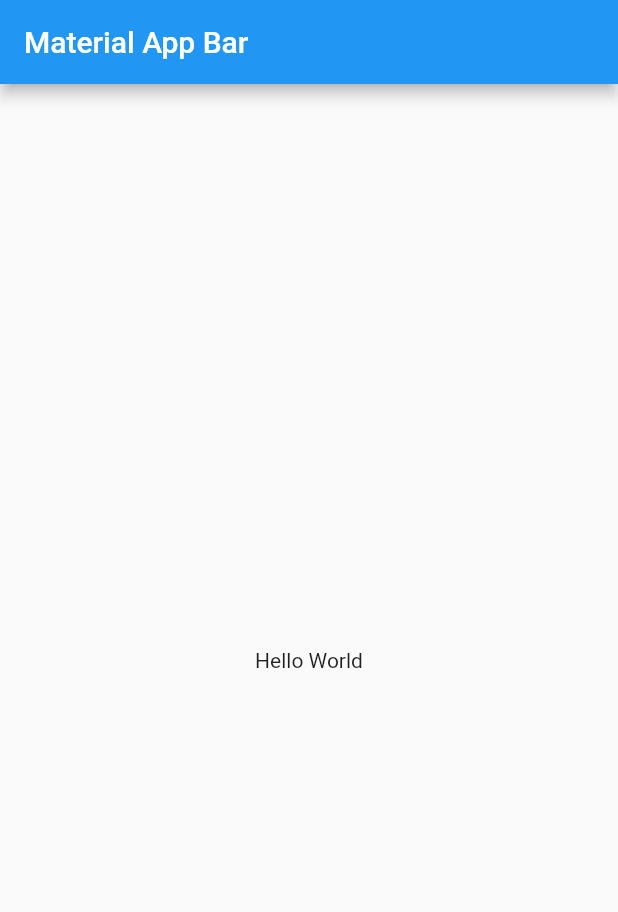
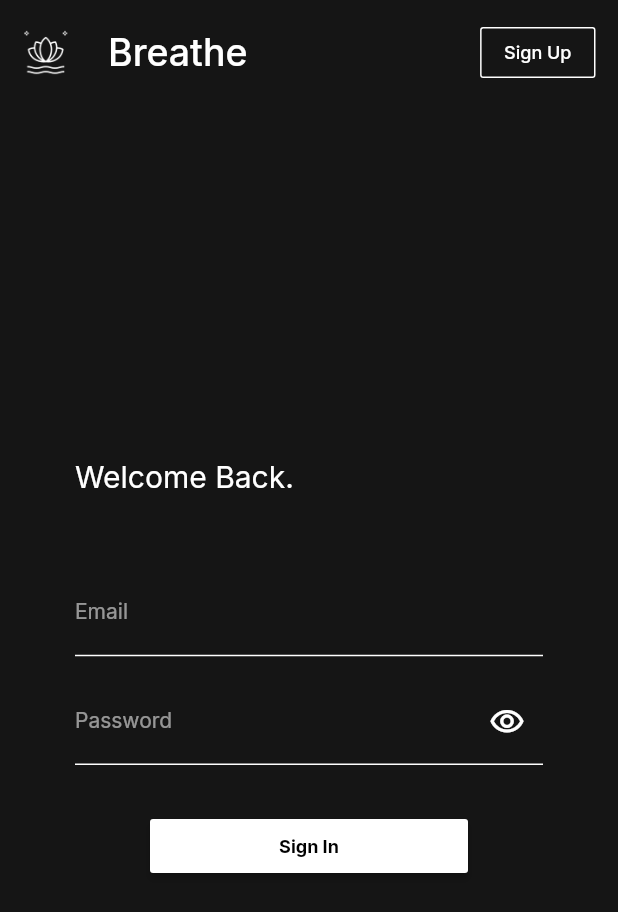
Before and after one commit to KeylabMichelle/breathe_app, a Flutter app: the screen it shows after launch, on a phone screen of 412 x 824 dp. Shown: the top 912 px of the screen. Run offline on Flutter 3.47's test engine with Material 2 defaults, Android fonts, the phone set to English and light mode, and no system bars; our stand-ins replace google_fonts.

Commit message:
UI for Sign in + Sign up + First pop up + details

```diff
--- a/lib/main.dart
+++ b/lib/main.dart
@@ -1,4 +1,9 @@
+import 'package:breathe/pages/sign_in/sign_in.dart';
+import 'package:breathe/pages/sign_up/sign_up.dart';
+import 'package:breathe/pages/pop_up/pop_up.dart';
+import 'package:breathe/pages/home/home_page.dart';
 import 'package:flutter/material.dart';
+
 
 void main() => runApp(const MyApp());
 
@@ -8,15 +13,16 @@ class MyApp extends StatelessWidget {
   @override
   Widget build(BuildContext context) {
     return MaterialApp(
-      title: 'Material App',
-      home: Scaffold(
-        appBar: AppBar(
-          title: const Text('Material App Bar'),
-        ),
-        body: const Center(
-          child: Text('Hello World'),
-        ),
-      ),
+
+      initialRoute: "pages/sign_in/sign_in",
+
+      routes: {
+        "pages/sign_in/sign_in": (context) =>  SignIn(),
+        "pages/sign_up/sign_up": (context) =>  SignUp(),
+        "pages/pop_up/pop_up": (context) =>    PopUp(),
+        "pages/home/home_page": (context) =>   HomePage(),
+
+      },
     );
   }
 }
--- a/lib/pages/home/home_page.dart
+++ b/lib/pages/home/home_page.dart
@@ -0,0 +1,23 @@
+
+import 'package:flutter/material.dart';
+
+class HomePage extends StatelessWidget {
+  const HomePage({
+    Key? key,
+  }) : super(key: key);
+
+  @override
+  Widget build(BuildContext context) {
+    return MaterialApp(
+      title: 'Material App',
+      home: Scaffold(
+        appBar: AppBar(
+          title: const Text('Material App Bar'),
+        ),
+        body: const Center(
+          child: Text('Hello World'),
+        ),
+      ),
+    );
+  }
+}
--- a/lib/pages/sign_in/sign_in.dart
+++ b/lib/pages/sign_in/sign_in.dart
@@ -0,0 +1,156 @@
+
+import 'package:flutter/material.dart';
+import 'package:google_fonts/google_fonts.dart';
+
+class SignIn extends StatefulWidget {
+  const SignIn({
+    Key? key,
+  }) : super(key: key);
+
+  @override
+  State<SignIn> createState() => _SignInState();
+}
+
+class _SignInState extends State<SignIn> {
+  bool passwordObscure = true;
+
+  @override
+  Widget build(BuildContext context) {
+
+    return MaterialApp(
+      theme: ThemeData(
+        brightness: Brightness.dark,
+        primaryColor: Colors.white,
+        scaffoldBackgroundColor: Color.fromARGB(255, 21, 21, 21),
+        fontFamily: GoogleFonts.inter().fontFamily,
+
+
+      ),
+      home: Scaffold(
+        appBar: AppBar(
+          title: const Text('Breathe', style: TextStyle(fontSize: 25),),
+          leading: Container(
+            padding: const EdgeInsets.all(7.0),
+            margin: const EdgeInsets.only(left: 5.0),
+            child: Image.asset('assets/appbar/harmony.png'),
+          ),
+          toolbarHeight: 70,
+          backgroundColor: Colors.transparent,
+          elevation: 0,
+
+          actions: [
+            //outlined button
+            Container(
+              padding: const EdgeInsets.only(top: 18.0, bottom: 18),
+              margin: const EdgeInsets.only(right: 15.0),
+              child: Column(
+                children: [
+                  Expanded(
+                    child: OutlinedButton(
+                      onPressed: () {
+                        Navigator.pushNamed(context, "pages/sign_up/sign_up");
+
+                      },
+                      child: const Text('Sign Up', style: TextStyle(fontSize: 12),),
+                      style: OutlinedButton.styleFrom(
+                        primary: Colors.white,
+                        side: const BorderSide(color: Colors.white, width: 1),
+                        shape: const RoundedRectangleBorder(
+                          borderRadius: BorderRadius.all(Radius.circular(2)),
+                        ),
+
+                      ),
+                    ),
+                  ),
+                ],
+              ),
+            ),
+          ],
+        ),
+        body: Padding(
+        padding: const EdgeInsets.only(left: 50, right: 50),
+        child: Column(
+          mainAxisAlignment: MainAxisAlignment.center,
+          children: [
+            Row(
+
+              children: [
+                Text('Welcome Back.', style: TextStyle(fontSize: 20),),
+              ],
+            ),
+
+            Padding(
+              padding: const EdgeInsets.only(top: 50.0, bottom: 15),
+              child: TextField(
+                decoration: InputDecoration(
+                  labelText: 'Email',
+                  labelStyle: TextStyle(color: Color.fromARGB(141, 255, 255, 255), fontSize: 14 ),
+                  enabledBorder: UnderlineInputBorder(
+                    borderSide: BorderSide(color: Colors.white),
+                  ),
+                  focusedBorder: UnderlineInputBorder(
+                    borderSide: BorderSide(color: Colors.white),
+                  ),
+                ),
+              ),
+            ),
+
+            TextField(
+              obscureText: passwordObscure,
+              decoration: InputDecoration(
+                labelText: 'Password',
+                labelStyle: TextStyle(color: Color.fromARGB(141, 255, 255, 255), fontSize: 14 ),
+                enabledBorder: UnderlineInputBorder(
+                  borderSide: BorderSide(color: Colors.white),
+                ),
+                focusedBorder: UnderlineInputBorder(
+                  borderSide: BorderSide(color: Colors.white),
+                ),
+                suffixIcon: IconButton(
+                  onPressed: () {
+                    setState(() {
+                      passwordObscure = !passwordObscure;
+                    });
+                  },
+                  icon: passwordObscure
+                  ? const Icon(Icons.visibility_outlined)
+                  : const Icon(Icons.visibility_off_outlined),
+                  color: Colors.white,
+                ),
+              ),
+            ),
+
+
+            Padding(
+              padding: const EdgeInsets.only(top:30.0, left: 50, right: 50),
+              child: Row(
+                children: [
+                  Expanded(
+                    child: ElevatedButton(
+                      onPressed: () {
+                        Navigator.pushNamed(context, "pages/pop_up/pop_up");
+                      },
+                      child: const Text('Sign In', style: TextStyle(fontSize: 12, fontWeight: FontWeight.bold),),
+                      style: ElevatedButton.styleFrom(
+                        primary: Colors.white,
+                        onPrimary: Colors.black,
+                        shape: const RoundedRectangleBorder(
+                          borderRadius: BorderRadius.all(Radius.circular(2)),
+                        ),
+
+                      ),
+                    ),
+                  ),
+                ],
+              ),
+            ),
+
+
+
+          ],
+        ),
+          ),
+      ),
+    );
+  }
+}
```
Also changed, not shown: lib/pages/pop_up/pop_up.dart (+256 -0 lines), lib/pages/sign_up/sign_up.dart (+238 -0 lines), pubspec.yaml (+10 -4 lines), assets/appbar/harmony.png (added), assets/appbar/harmony_black.png (added), assets/pop_up/bad.png (added), assets/pop_up/fine.png (added), assets/pop_up/great.png (added), assets/pop_up/meh.png (added), pubspec.lock, 1 other file.
